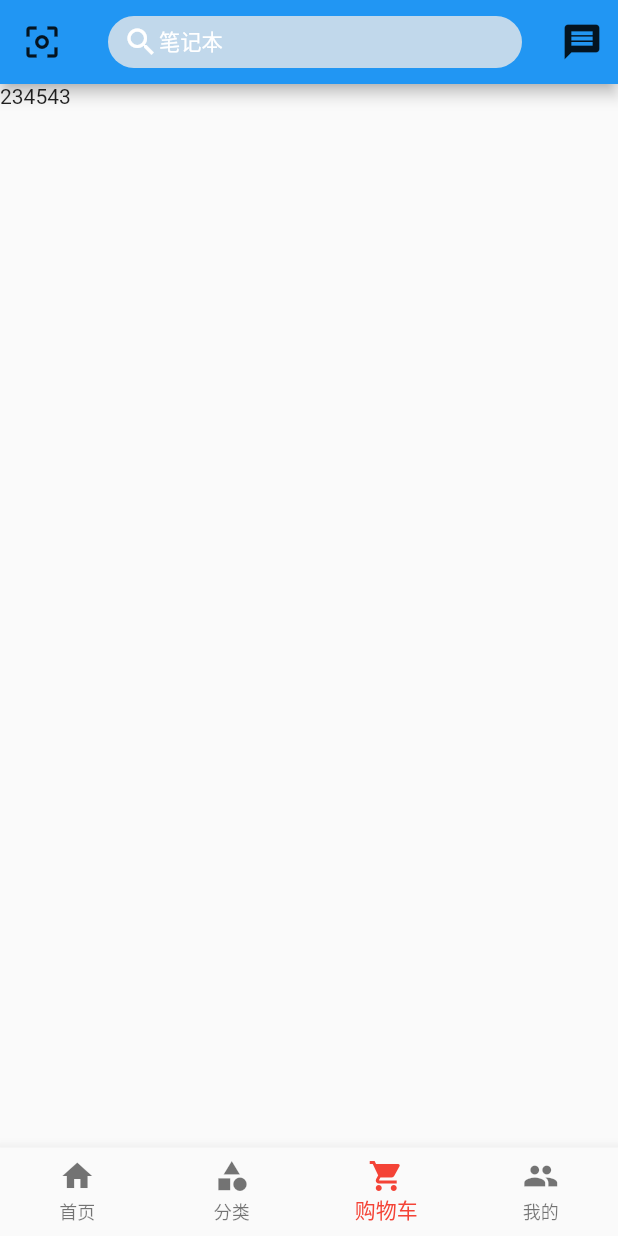
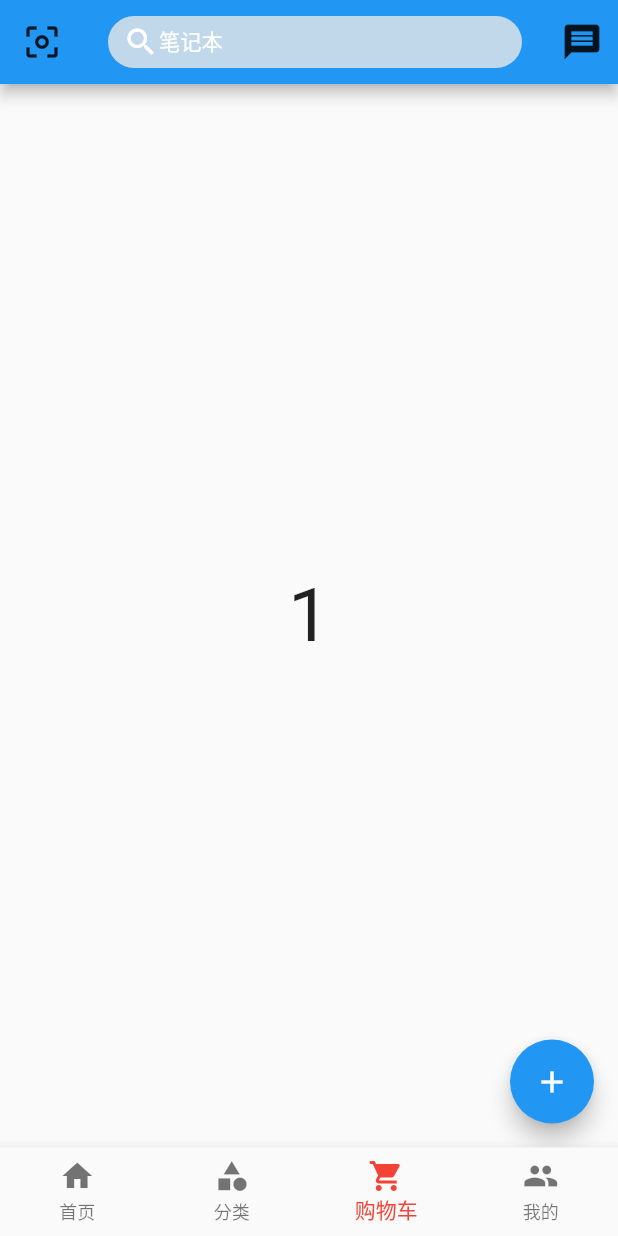
Before and after one commit to zengchanghuan/jdshop, a Flutter app: the screen it shows after launch, swiped to page 3, on a phone screen of 412 x 824 dp. Run offline on Flutter 3.47's test engine with Material 2 defaults, Android fonts, the phone set to English and light mode, and no system bars; our stand-ins replace dio, flutter_screenutil, flutter_swiper_null_safety, shared_preferences; missing offline and left inert: shared_preferences_web; network calls fail.

Commit message:
provider

```diff
--- a/lib/main.dart
+++ b/lib/main.dart
@@ -21,7 +21,7 @@ class _MyAppState extends State<MyApp> {
         builder: () => MultiProvider(
               providers:
               [
-                ChangeNotifierProvider(create: (_) => Counter()),
+                ChangeNotifierProvider(create: (_) => CountNotifier()),
               ],
               child: MaterialApp(
                 debugShowCheckedModeBanner: false,
--- a/lib/pages/tabs/cart.dart
+++ b/lib/pages/tabs/cart.dart
@@ -1,8 +1,8 @@
 import 'package:flutter/foundation.dart';
 import 'package:flutter/material.dart';
+import 'package:jdshop/provider/counter.dart';
 import 'package:provider/provider.dart';
-import '../../provider/Counter.dart';
-
+// import '../../provider/counter.dart';
 class CartPage extends StatefulWidget {
   const CartPage({Key? key}) : super(key: key);
 
@@ -21,6 +21,19 @@ class _CartPageState extends State<CartPage> {
 
   @override
   Widget build(BuildContext context) {
-    return Text('234543');
+    var counterProvider = Provider.of<CountNotifier>(context);
+    return Scaffold(
+      floatingActionButton: FloatingActionButton(
+        onPressed: (){
+          counterProvider.increment();
+        },
+        child: const Icon(Icons.add),
+      ),
+      body: Center(
+        child: Text("${counterProvider.count}",style: const TextStyle(
+            fontSize: 50
+        )),
+      ),
+    );
   }
 }
--- a/lib/provider/counter.dart
+++ b/lib/provider/counter.dart
@@ -1,7 +1,7 @@
 import 'package:flutter/foundation.dart';
 import 'package:flutter/material.dart';
 
-class Counter with ChangeNotifier, DiagnosticableTreeMixin {
+class CountNotifier with ChangeNotifier, DiagnosticableTreeMixin {
   int _count = 1; //状态
 
   int get count => _count; //获取状态
```
Also changed, not shown: lib/pages/tabs/user.dart (+10 -4 lines), lib/generated/json/product_content_model_entity.dart (renamed from lib/generated/json/product_content_model_entity.g.dart), 1 other file.
